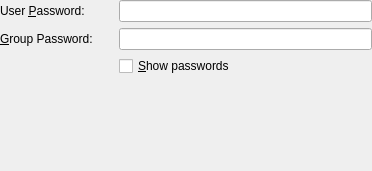
Above: vpnplugins/vpnc/vpncauth.ui from KDE/networkmanagement before the change. Below: the same form after it.
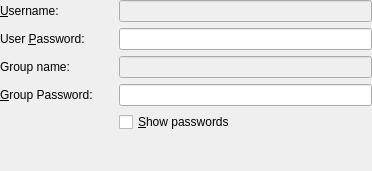
That is the form after the change. Custom widgets are drawn as their Qt base class.

Commit message: Show user and group names in vpnc authentication dialog. This dialog is used when NM asks for secrets.

```diff
--- a/vpnplugins/vpnc/vpncauth.ui
+++ b/vpnplugins/vpnc/vpncauth.ui
@@ -17,7 +17,7 @@
    <property name="margin">
     <number>0</number>
    </property>
-   <item row="0" column="0">
+   <item row="1" column="0">
     <widget class="QLabel" name="userLabel">
      <property name="text">
       <string>User &amp;Password:</string>
@@ -30,7 +30,7 @@
      </property>
     </widget>
    </item>
-   <item row="1" column="0">
+   <item row="3" column="0">
     <widget class="QLabel" name="groupLabel">
      <property name="text">
       <string>&amp;Group Password:</string>
@@ -43,14 +43,14 @@
      </property>
     </widget>
    </item>
-   <item row="0" column="2">
+   <item row="1" column="2">
     <widget class="KLineEdit" name="leUserPassword">
      <property name="passwordMode">
       <bool>true</bool>
      </property>
     </widget>
    </item>
-   <item row="3" column="1">
+   <item row="5" column="1">
     <spacer name="spacer1">
      <property name="orientation">
       <enum>Qt::Vertical</enum>
@@ -66,14 +66,14 @@
      </property>
     </spacer>
    </item>
-   <item row="1" column="2">
+   <item row="3" column="2">
     <widget class="KLineEdit" name="leGroupPassword">
      <property name="passwordMode">
       <bool>true</bool>
      </property>
     </widget>
    </item>
-   <item row="2" column="2">
+   <item row="4" column="2">
     <widget class="QCheckBox" name="cbShowPasswords">
      <property name="text">
       <string>&amp;Show passwords</string>
@@ -83,6 +83,43 @@
      </property>
     </widget>
    </item>
+   <item row="0" column="0">
+    <widget class="QLabel" name="label_5">
+     <property name="text">
+      <string>&amp;Username:</string>
+     </property>
+     <property name="buddy">
+      <cstring>leUserName</cstring>
+     </property>
+    </widget>
+   </item>
+   <item row="0" column="2">
+    <widget class="KLineEdit" name="leUserName">
+     <property name="enabled">
+      <bool>false</bool>
+     </property>
+    </widget>
+   </item>
+   <item row="2" column="0">
+    <widget class="QLabel" name="labelGroup">
+     <property name="text">
+      <string>Group name:</string>
+     </property>
+     <property name="wordWrap">
+      <bool>false</bool>
+     </property>
+     <property name="buddy">
+      <cstring>leGroupName</cstring>
+     </property>
+    </widget>
+   </item>
+   <item row="2" column="2">
+    <widget class="KLineEdit" name="leGroupName">
+     <property name="enabled">
+      <bool>false</bool>
+     </property>
+    </widget>
+   </item>
   </layout>
  </widget>
  <layoutdefault spacing="6" margin="11"/>
```
Left out of the diff: 1 changed line with no effect on the pictures. The commit also changes 1 other file.
